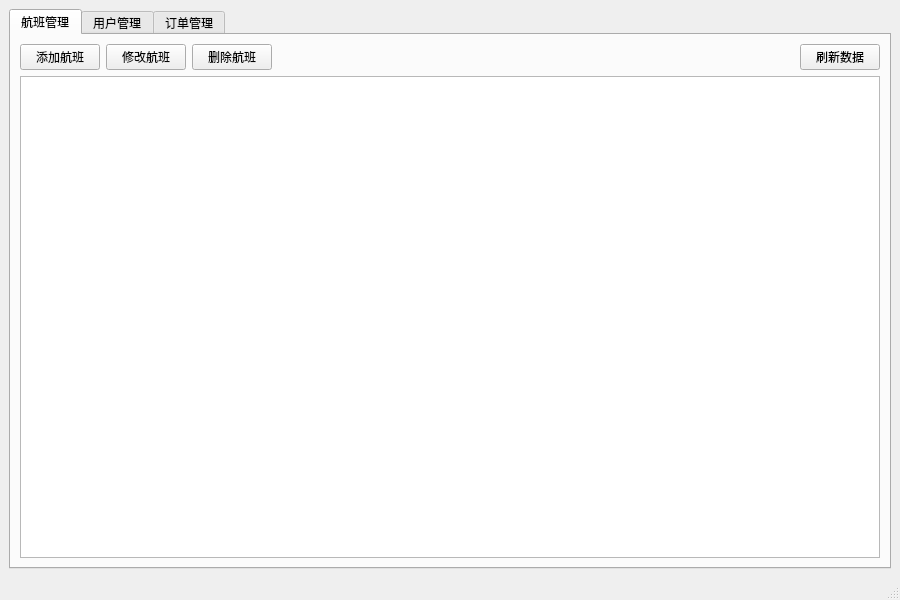
dormitory604/Ticketing-System-ver2.0, file admin-app/admin_dashboard.ui: the form before one commit.
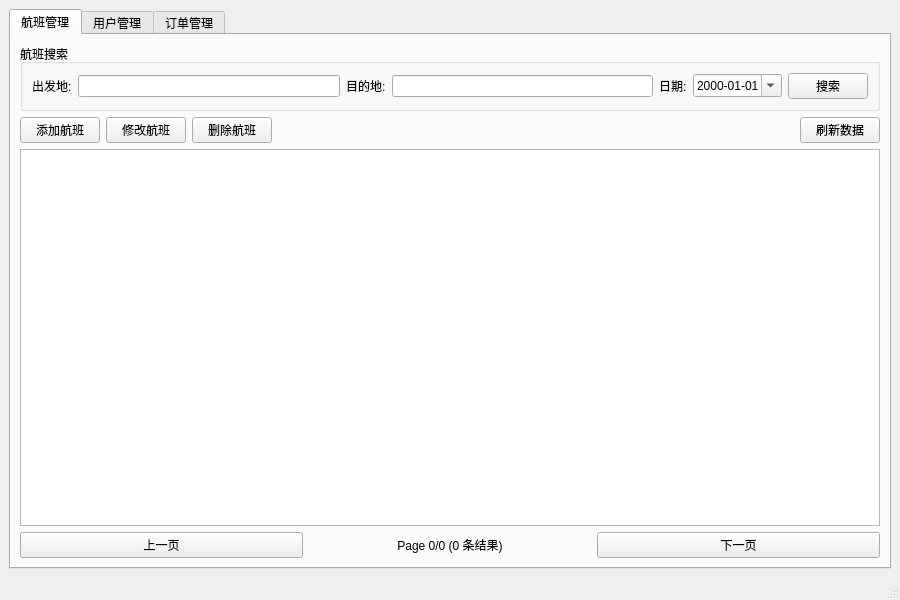
The form after the commit.

Commit message: 添加了搜索航班的功能

```diff
--- a/admin-app/admin_dashboard.ui
+++ b/admin-app/admin_dashboard.ui
@@ -25,6 +25,59 @@
         <string>航班管理</string>
        </attribute>
        <layout class="QVBoxLayout" name="verticalLayout_2">
+        <item>
+         <widget class="QGroupBox" name="groupBox_Search">
+          <property name="title">
+           <string>航班搜索</string>
+          </property>
+          <layout class="QHBoxLayout" name="horizontalLayout_3">
+           <item>
+            <widget class="QLabel" name="label_7">
+             <property name="text">
+              <string>出发地:</string>
+             </property>
+            </widget>
+           </item>
+           <item>
+            <widget class="QLineEdit" name="txtSearchOrigin"/>
+           </item>
+           <item>
+            <widget class="QLabel" name="label_8">
+             <property name="text">
+              <string>目的地:</string>
+             </property>
+            </widget>
+           </item>
+           <item>
+            <widget class="QLineEdit" name="txtSearchDestination"/>
+           </item>
+           <item>
+            <widget class="QLabel" name="label_9">
+             <property name="text">
+              <string>日期:</string>
+             </property>
+            </widget>
+           </item>
+           <item>
+            <widget class="QDateEdit" name="dtSearchDate">
+             <property name="displayFormat">
+              <string>yyyy-MM-dd</string>
+             </property>
+             <property name="calendarPopup">
+              <bool>true</bool>
+             </property>
+            </widget>
+           </item>
+           <item>
+            <widget class="QPushButton" name="btnSearchFlight">
+             <property name="text">
+              <string>搜索</string>
+             </property>
+            </widget>
+           </item>
+          </layout>
+         </widget>
+        </item>
         <item>
          <layout class="QHBoxLayout" name="horizontalLayout">
           <item>
@@ -77,6 +130,34 @@
           </property>
          </widget>
         </item>
+        <item>
+         <layout class="QHBoxLayout" name="horizontalLayout_2">
+          <item>
+           <widget class="QPushButton" name="btnPrevPage">
+            <property name="text">
+             <string>上一页</string>
+            </property>
+           </widget>
+          </item>
+          <item>
+           <widget class="QLabel" name="lblPageInfo">
+            <property name="text">
+             <string>Page 0/0 (0 条结果)</string>
+            </property>
+            <property name="alignment">
+             <set>Qt::AlignmentFlag::AlignCenter</set>
+            </property>
+           </widget>
+          </item>
+          <item>
+           <widget class="QPushButton" name="btnNextPage">
+            <property name="text">
+             <string>下一页</string>
+            </property>
+           </widget>
+          </item>
+         </layout>
+        </item>
        </layout>
       </widget>
       <widget class="QWidget" name="tab_user">
```
The commit also changes 4 other files.
